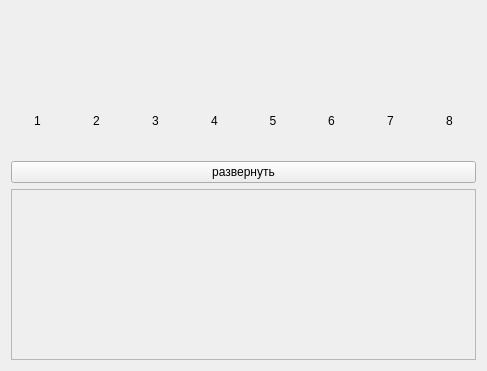
Before: the Qt Designer form src/gui/block.ui in Anatolichka2202/KPA_COMPLEX, drawn with Qt 5.
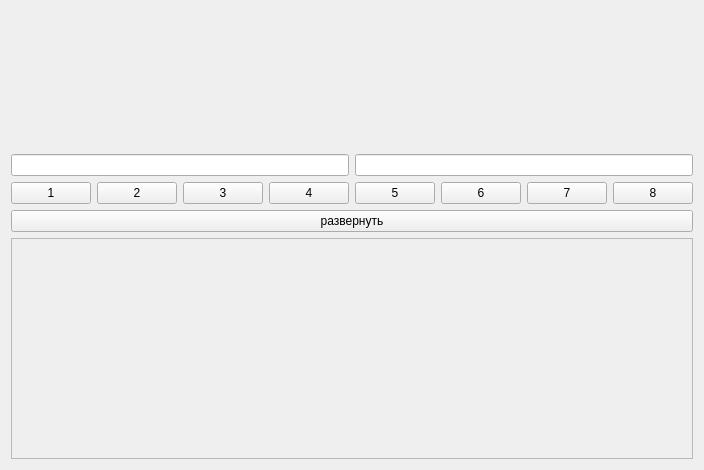
After: the same form once the commit is applied. Custom widgets are drawn as their Qt base class.

Diff of the .ui file:
```diff
--- a/src/gui/block.ui
+++ b/src/gui/block.ui
@@ -6,8 +6,8 @@
    <rect>
     <x>0</x>
     <y>0</y>
-    <width>487</width>
-    <height>371</height>
+    <width>664</width>
+    <height>470</height>
    </rect>
   </property>
   <property name="windowTitle">
@@ -22,96 +22,76 @@
         <widget class="AdvancedGauge" name="gaude_inf_1" native="true"/>
        </item>
        <item>
-        <widget class="AdvancedGauge" name="gaude_inf_2" native="true"/>
+        <widget class="AdvancedGauge" name="gaude_inf_2"/>
+       </item>
+      </layout>
+     </item>
+     <item>
+      <layout class="QHBoxLayout" name="input_layout">
+       <item>
+        <widget class="QLineEdit" name="angle1_edit"/>
+       </item>
+       <item>
+        <widget class="QLineEdit" name="angle2_edit"/>
        </item>
       </layout>
      </item>
      <item>
       <layout class="QHBoxLayout" name="pyro_layout">
        <item>
-        <widget class="QLabel" name="pyro_1">
-         <property name="styleSheet">
-          <string notr="true"/>
-         </property>
+        <widget class="QPushButton" name="pyro_1">
          <property name="text">
           <string>1</string>
          </property>
-         <property name="textFormat">
-          <enum>Qt::TextFormat::AutoText</enum>
-         </property>
-         <property name="alignment">
-          <set>Qt::AlignmentFlag::AlignCenter</set>
-         </property>
         </widget>
        </item>
        <item>
-        <widget class="QLabel" name="pyro_2">
+        <widget class="QPushButton" name="pyro_2">
          <property name="text">
           <string>2</string>
          </property>
-         <property name="alignment">
-          <set>Qt::AlignmentFlag::AlignCenter</set>
-         </property>
         </widget>
        </item>
        <item>
-        <widget class="QLabel" name="pyro_3">
+        <widget class="QPushButton" name="pyro_3">
          <property name="text">
           <string>3</string>
          </property>
-         <property name="alignment">
-          <set>Qt::AlignmentFlag::AlignCenter</set>
-         </property>
         </widget>
        </item>
        <item>
-        <widget class="QLabel" name="pyro_4">
+        <widget class="QPushButton" name="pyro_4">
          <property name="text">
           <string>4</string>
          </property>
-         <property name="alignment">
-          <set>Qt::AlignmentFlag::AlignCenter</set>
-         </property>
         </widget>
        </item>
        <item>
-        <widget class="QLabel" name="pyro_5">
+        <widget class="QPushButton" name="pyro_5">
          <property name="text">
           <string>5</string>
          </property>
-         <property name="alignment">
-          <set>Qt::AlignmentFlag::AlignCenter</set>
-         </property>
         </widget>
        </item>
        <item>
-        <widget class="QLabel" name="pyro_6">
+        <widget class="QPushButton" name="pyro_6">
          <property name="text">
           <string>6</string>
          </property>
-         <property name="alignment">
-          <set>Qt::AlignmentFlag::AlignCenter</set>
-         </property>
         </widget>
        </item>
        <item>
-        <widget class="QLabel" name="pyro_7">
+        <widget class="QPushButton" name="pyro_7">
          <property name="text">
           <string>7</string>
          </property>
-         <property name="alignment">
-          <set>Qt::AlignmentFlag::AlignCenter</set>
-         </property>
         </widget>
        </item>
        <item>
-        <widget class="QLabel" name="pyro_8">
+        <widget class="QPushButton" name="pyro_">
          <property name="text">
           <string>8</string>
          </property>
-         <property name="alignment">
-          <set>Qt::AlignmentFlag::AlignCenter</set>
-         </property>
         </widget>
        </item>
       </layout>
```
Left out of the diff: 2 changed lines with no effect on the pictures.
